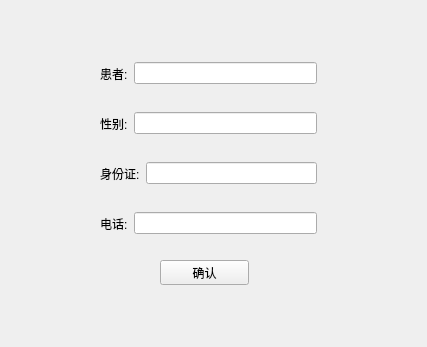
First picture: the form in dbclient/patient_editor.ui, repository sayazaaa/SmMed, before the edit.
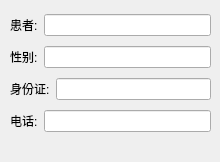
Second picture: the form after the edit.

```diff
--- a/dbclient/patient_editor.ui
+++ b/dbclient/patient_editor.ui
@@ -6,127 +6,94 @@
    <rect>
     <x>0</x>
     <y>0</y>
-    <width>427</width>
-    <height>347</height>
+    <width>220</width>
+    <height>162</height>
    </rect>
   </property>
   <property name="windowTitle">
    <string>Form</string>
   </property>
-  <widget class="QPushButton" name="confirm">
+  <widget class="QWidget" name="">
    <property name="geometry">
     <rect>
-     <x>160</x>
-     <y>260</y>
-     <width>89</width>
-     <height>25</height>
+     <x>10</x>
+     <y>10</y>
+     <width>201</width>
+     <height>128</height>
     </rect>
    </property>
-   <property name="text">
-    <string>确认</string>
-   </property>
-  </widget>
-  <widget class="QWidget" name="layoutWidget">
-   <property name="geometry">
-    <rect>
-     <x>100</x>
-     <y>210</y>
-     <width>217</width>
-     <height>27</height>
-    </rect>
-   </property>
-   <layout class="QHBoxLayout" name="horizontalLayout">
+   <layout class="QVBoxLayout" name="verticalLayout">
     <item>
-     <widget class="QLabel" name="label_4">
-      <property name="text">
-       <string>电话:</string>
-      </property>
-     </widget>
+     <layout class="QHBoxLayout" name="horizontalLayout_4">
+      <item>
+       <widget class="QLabel" name="label">
+        <property name="text">
+         <string>患者:</string>
+        </property>
+       </widget>
+      </item>
+      <item>
+       <widget class="QLineEdit" name="name">
+        <property name="readOnly">
+         <bool>true</bool>
+        </property>
+       </widget>
+      </item>
+     </layout>
     </item>
     <item>
-     <widget class="QLineEdit" name="phone">
-      <property name="readOnly">
-       <bool>true</bool>
-      </property>
-     </widget>
+     <layout class="QHBoxLayout" name="horizontalLayout_3">
+      <item>
+       <widget class="QLabel" name="label_2">
+        <property name="text">
+         <string>性别:</string>
+        </property>
+       </widget>
+      </item>
+      <item>
+       <widget class="QLineEdit" name="gender">
+        <property name="readOnly">
+         <bool>true</bool>
+        </property>
+       </widget>
+      </item>
+     </layout>
     </item>
-   </layout>
-  </widget>
-  <widget class="QWidget" name="layoutWidget">
-   <property name="geometry">
-    <rect>
-     <x>100</x>
-     <y>160</y>
-     <width>217</width>
-     <height>27</height>
-    </rect>
-   </property>
-   <layout class="QHBoxLayout" name="horizontalLayout_2">
     <item>
-     <widget class="QLabel" name="label_3">
-      <property name="text">
-       <string>身份证:</string>
-      </property>
-     </widget>
+     <layout class="QHBoxLayout" name="horizontalLayout_2">
+      <item>
+       <widget class="QLabel" name="label_3">
+        <property name="text">
+         <string>身份证:</string>
+        </property>
+       </widget>
+      </item>
+      <item>
+       <widget class="QLineEdit" name="id">
+        <property name="readOnly">
+         <bool>true</bool>
+        </property>
+       </widget>
+      </item>
+     </layout>
     </item>
     <item>
-     <widget class="QLineEdit" name="id">
-      <property name="readOnly">
-       <bool>true</bool>
-      </property>
-     </widget>
-    </item>
-   </layout>
-  </widget>
-  <widget class="QWidget" name="layoutWidget">
-   <property name="geometry">
-    <rect>
-     <x>100</x>
-     <y>110</y>
-     <width>217</width>
-     <height>27</height>
-    </rect>
-   </property>
-   <layout class="QHBoxLayout" name="horizontalLayout_3">
-    <item>
-     <widget class="QLabel" name="label_2">
-      <property name="text">
-       <string>性别:</string>
-      </property>
-     </widget>
-    </item>
-    <item>
-     <widget class="QLineEdit" name="gender">
-      <property name="readOnly">
-       <bool>true</bool>
-      </property>
-     </widget>
-    </item>
-   </layout>
-  </widget>
-  <widget class="QWidget" name="layoutWidget">
-   <property name="geometry">
-    <rect>
-     <x>100</x>
-     <y>60</y>
-     <width>217</width>
-     <height>27</height>
-    </rect>
-   </property>
-   <layout class="QHBoxLayout" name="horizontalLayout_4">
-    <item>
-     <widget class="QLabel" name="label">
-      <property name="text">
-       <string>患者:</string>
-      </property>
-     </widget>
-    </item>
-    <item>
-     <widget class="QLineEdit" name="name">
-      <property name="readOnly">
-       <bool>true</bool>
-      </property>
-     </widget>
+     <layout class="QHBoxLayout" name="horizontalLayout">
+      <item>
+       <widget class="QLabel" name="label_4">
+        <property name="text">
+         <string>电话:</string>
+        </property>
+       </widget>
+      </item>
+      <item>
+       <widget class="QLineEdit" name="phone">
+        <property name="readOnly">
+         <bool>true</bool>
+        </property>
+       </widget>
+      </item>
+     </layout>
     </item>
    </layout>
   </widget>
```
